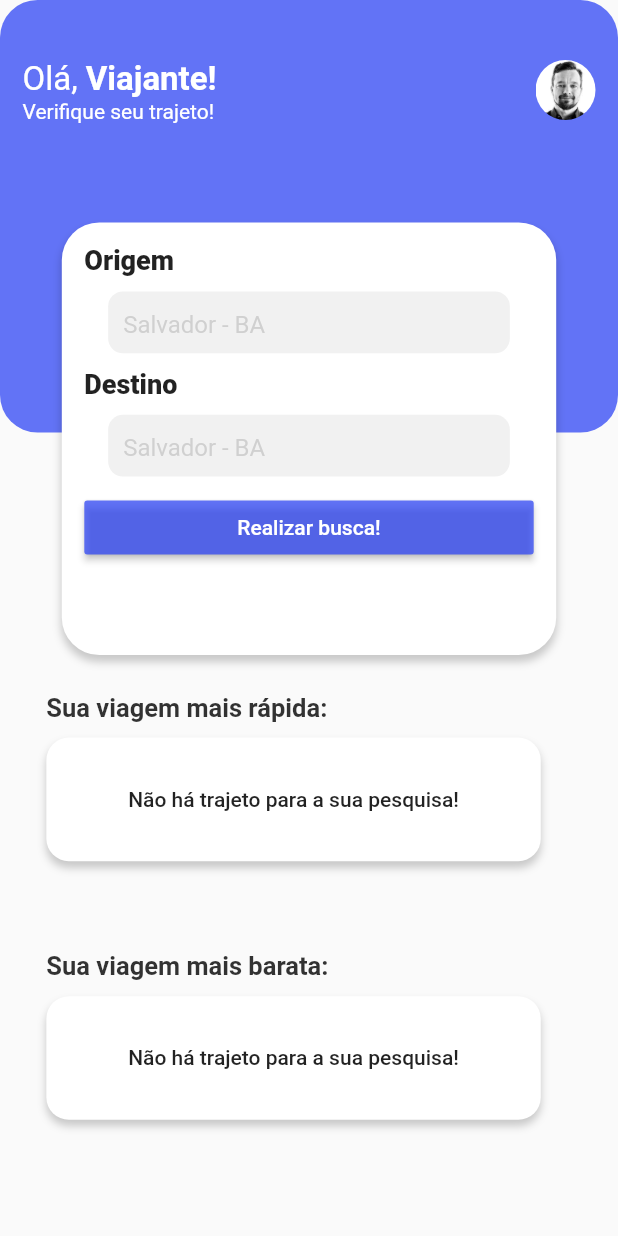
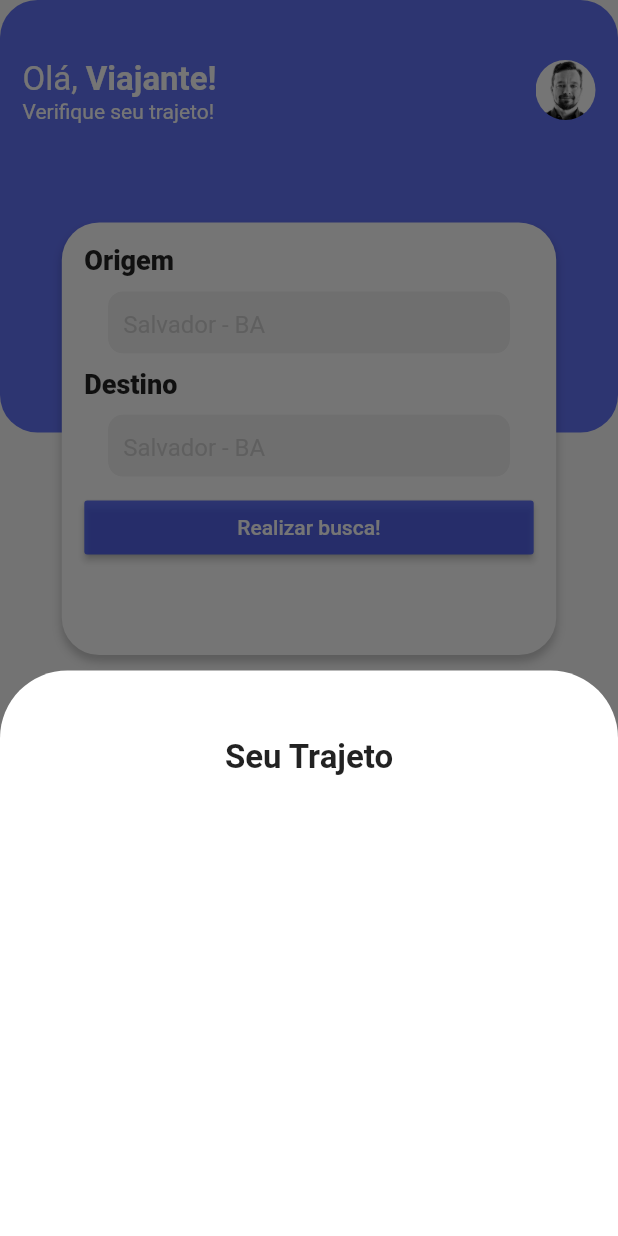
Before and after one commit to projeto-de-algoritmos/Grafos1_BusTravel, a Flutter app: the screen it shows after launch, after a tap on "Não há trajeto para a sua pesquisa!", on a phone screen of 412 x 824 dp. Run offline on Flutter 3.47's test engine with Material 2 defaults, Android fonts, the phone set to English and light mode, and no system bars; our stand-ins replace flutter_typeahead.

Commit message:
Criando interface para mostrar trajeto

```diff
--- a/lib/controller/grafo.dart
+++ b/lib/controller/grafo.dart
@@ -71,7 +71,7 @@ class Grafo {
 
       if (shouldUpdate(from, to, peso)) {
         distance[to] = distance[from]! + peso;
-        if (trajetos[to] == null) trajetos[to] = [];
+        trajetos[to] = [];
         trajetos[to]!.addAll(trajetos[from]!);
         trajetos[to]!.add(edge);
       }
--- a/lib/controller/home_controller.dart
+++ b/lib/controller/home_controller.dart
@@ -1,6 +1,7 @@
 import 'package:flutter/material.dart';
 import 'package:grafos1_bus/common.dart';
 import 'package:grafos1_bus/model/result.dart';
+import 'package:grafos1_bus/model/path.dart';
 import 'package:intl/intl.dart';
 
 class HomeController {
@@ -40,4 +41,23 @@ class HomeController {
       Global.travelResult.cheapestTravel = formatValue(value!);
     }
   }
+
+  static buildWidgetsTravel(List<Path> path, bool isDuration) {
+    List<Widget> widgets = [];
+    String value = "";
+    path.forEach((element) {
+      if (isDuration)
+        value = (element.duration / 60).toStringAsFixed(1) + " horas";
+      else
+        value = formatValue(element.price);
+      widgets.add(
+        Text(
+          "${element.from} até ${element.to} ($value)",
+          style: TextStyle(fontWeight: FontWeight.bold),
+        ),
+      );
+    });
+
+    return widgets;
+  }
 }
--- a/lib/views/home/home_screen.dart
+++ b/lib/views/home/home_screen.dart
@@ -46,6 +46,7 @@ class _HomeScreenState extends State<HomeScreen> {
                   info:
                       "Tempo total: ${Global.travelResult.shortestTravel} horas",
                   path: Global.shortestPath.value,
+                  isDuration: true,
                 );
               },
             ),
@@ -60,6 +61,7 @@ class _HomeScreenState extends State<HomeScreen> {
                   city2Name: Global.travelResult.to,
                   info: "Preço: ${Global.travelResult.cheapestTravel}",
                   path: Global.cheapestPath.value,
+                  isDuration: false,
                 );
               },
             ),
--- a/lib/views/home/widgets/home_info_card.dart
+++ b/lib/views/home/widgets/home_info_card.dart
@@ -1,5 +1,6 @@
 import 'package:flutter/material.dart';
 import 'package:grafos1_bus/model/path.dart';
+import 'package:grafos1_bus/views/travel/bottomSheet.dart';
 
 class HomeInfoCard extends StatelessWidget {
   const HomeInfoCard(
@@ -10,7 +11,8 @@ class HomeInfoCard extends StatelessWidget {
       required this.city2,
       required this.city2Name,
       required this.info,
-      required this.path})
+      required this.path,
+      required this.isDuration})
       : super(key: key);
 
   final String title;
@@ -20,6 +22,7 @@ class HomeInfoCard extends StatelessWidget {
   final String city2Name;
   final String info;
   final List<Path> path;
+  final bool isDuration;
 
   @override
   Widget build(BuildContext context) {
@@ -56,7 +59,19 @@ class HomeInfoCard extends StatelessWidget {
               ],
             ),
             child: MaterialButton(
-              onPressed: () {},
+              onPressed: () {
+                showModalBottomSheet<void>(
+                  isScrollControlled: true,
+                  backgroundColor: Colors.transparent,
+                  context: context,
+                  builder: (BuildContext context) {
+                    return TravelDetails(
+                      path: path,
+                      isDuration: isDuration,
+                    );
+                  },
+                );
+              },
               child: path.isNotEmpty
                   ? Column(
                       mainAxisAlignment: MainAxisAlignment.center,
--- /dev/null
+++ b/lib/views/travel/bottomSheet.dart
@@ -0,0 +1,48 @@
+import 'package:flutter/material.dart';
+import 'package:grafos1_bus/controller/home_controller.dart';
+import 'package:grafos1_bus/model/path.dart';
+
+class TravelDetails extends StatelessWidget {
+  const TravelDetails({Key? key, required this.path, required this.isDuration})
+      : super(key: key);
+
+  final List<Path> path;
+  final bool isDuration;
+
+  @override
+  Widget build(BuildContext context) {
+    Size size = MediaQuery.of(context).size;
+    int counter = 1;
+    return SizedBox(
+      width: size.width,
+      height: size.height * 0.5,
+      child: Container(
+        margin: const EdgeInsets.only(top: 35),
+        padding: const EdgeInsets.only(top: 45, left: 25, right: 25),
+        width: size.width,
+        decoration: BoxDecoration(
+          color: Colors.white,
+          borderRadius: BorderRadius.vertical(
+            top: Radius.circular(45),
+          ),
+        ),
+        child: Column(
+          crossAxisAlignment: CrossAxisAlignment.center,
+          children: [
+            Container(
+              margin: EdgeInsets.only(bottom: size.height * 0.05),
+              child: Text(
+                "Seu Trajeto",
+                style: TextStyle(
+                  fontWeight: FontWeight.bold,
+                  fontSize: 22,
+                ),
+              ),
+            ),
+            ...HomeController.buildWidgetsTravel(path, isDuration)
+          ],
+        ),
+      ),
+    );
+  }
+}
```
Also changed, not shown: data.json (+32 -4 lines).
